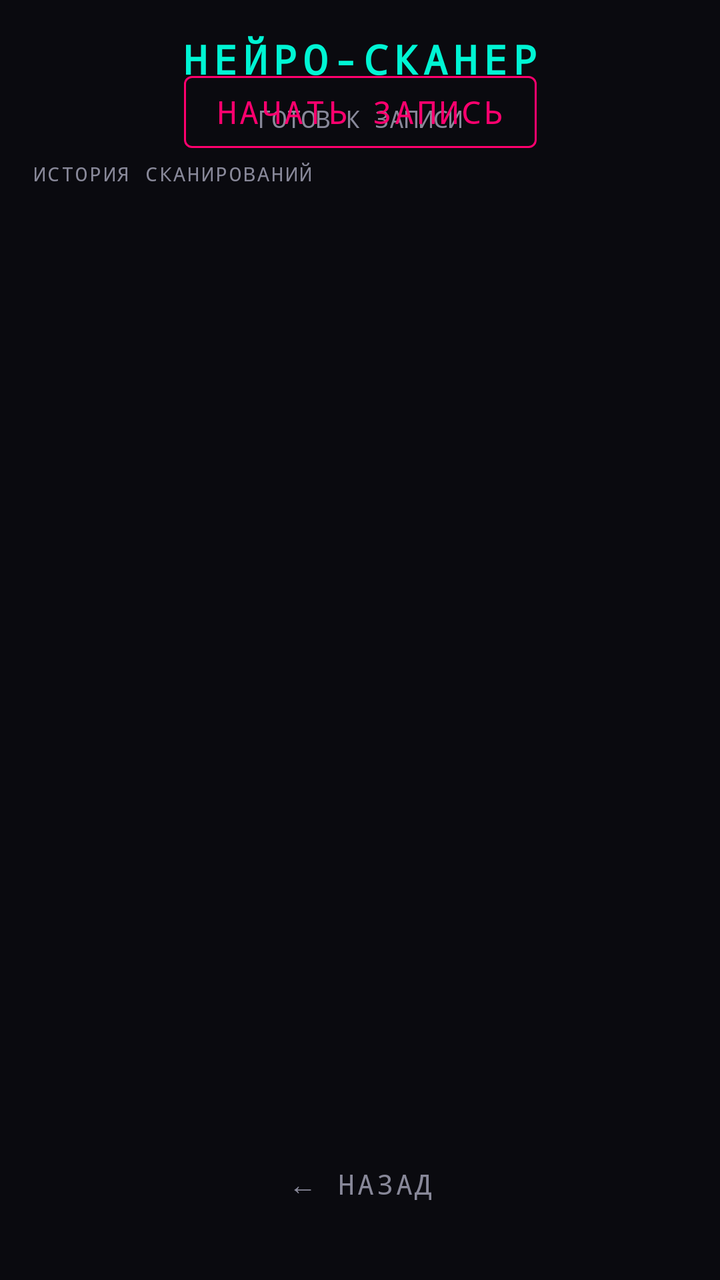
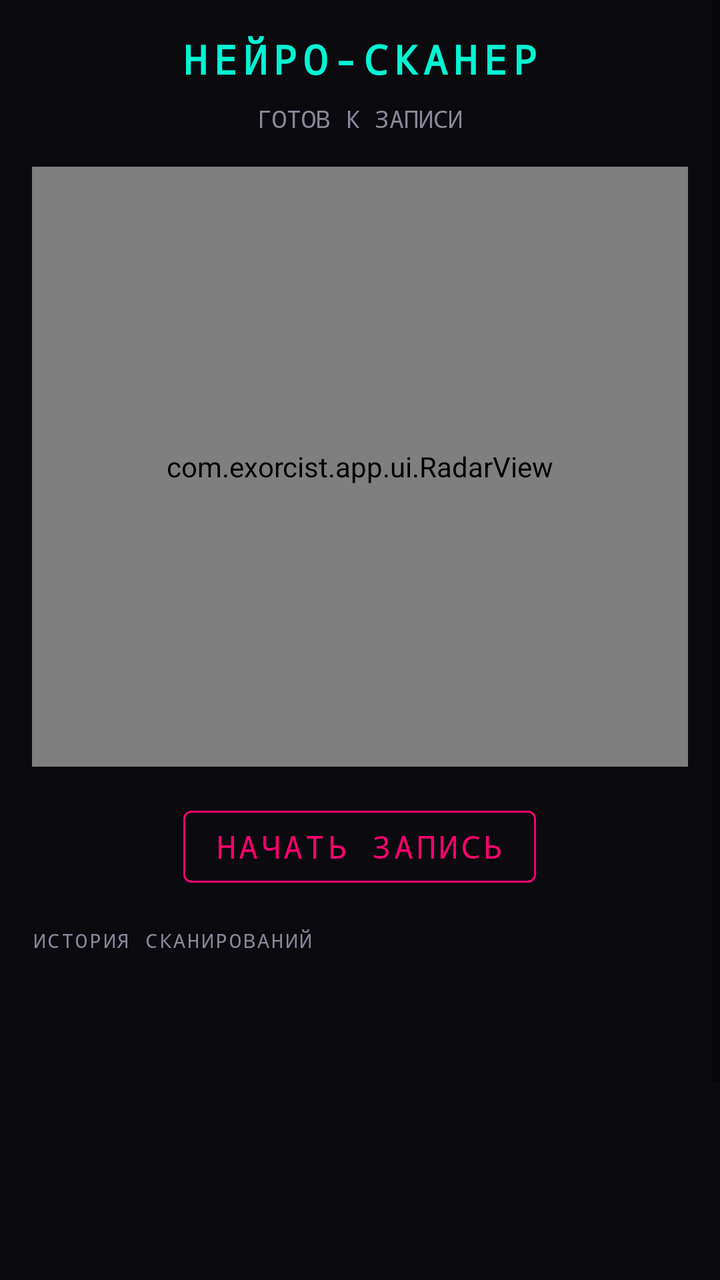

Screens rendered from an Android XML layout before and after an edit, with the pre-edit source and the edit as a unified diff.
<!-- AndroidManifest.xml: activity theme Theme.Exorcist -->
<!-- res/layout/activity_recorder.xml -->
<?xml version="1.0" encoding="utf-8"?>
<androidx.constraintlayout.widget.ConstraintLayout xmlns:android="http://schemas.android.com/apk/res/android"
    xmlns:app="http://schemas.android.com/apk/res-auto"
    android:layout_width="match_parent"
    android:layout_height="match_parent"
    android:background="@color/bg_dark"
    android:padding="16dp">

    <TextView
        android:id="@+id/tvTitle"
        android:layout_width="wrap_content"
        android:layout_height="wrap_content"
        android:text="НЕЙРО-СКАНЕР"
        android:textColor="@color/neon_cyan"
        android:textSize="20sp"
        android:textStyle="bold"
        android:fontFamily="monospace"
        android:letterSpacing="0.15"
        app:layout_constraintEnd_toEndOf="parent"
        app:layout_constraintStart_toStartOf="parent"
        app:layout_constraintTop_toTopOf="parent" />

    <TextView
        android:id="@+id/tvStatus"
        android:layout_width="wrap_content"
        android:layout_height="wrap_content"
        android:layout_marginTop="8dp"
        android:text="ГОТОВ К ЗАПИСИ"
        android:textColor="@color/text_dim"
        android:textSize="12sp"
        android:fontFamily="monospace"
        app:layout_constraintEnd_toEndOf="parent"
        app:layout_constraintStart_toStartOf="parent"
        app:layout_constraintTop_toBottomOf="@id/tvTitle" />

    
    <com.exorcist.app.ui.RadarView
        android:id="@+id/liveRadar"
        android:layout_width="0dp"
        android:layout_height="0dp"
        android:layout_marginTop="16dp"
        android:layout_marginBottom="16dp"
        android:background="#05050A"
        app:layout_constraintBottom_toTopOf="@id/btnRecord"
        app:layout_constraintEnd_toEndOf="parent"
        app:layout_constraintStart_toStartOf="parent"
        app:layout_constraintTop_toBottomOf="@id/tvStatus" />

    
    <com.google.android.material.button.MaterialButton
        android:id="@+id/btnRecord"
        style="@style/Widget.MaterialComponents.Button.OutlinedButton"
        android:layout_width="wrap_content"
        android:layout_height="wrap_content"
        android:text="НАЧАТЬ ЗАПИСЬ"
        android:textColor="@color/neon_pink"
        android:textSize="16sp"
        android:fontFamily="monospace"
        app:strokeColor="@color/neon_pink"
        app:layout_constraintBottom_toTopOf="@id/recyclerViewSessions"
        app:layout_constraintEnd_toEndOf="parent"
        app:layout_constraintStart_toStartOf="parent"
        android:layout_marginBottom="16dp" />

    
    <TextView
        android:id="@+id/tvSessionsTitle"
        android:layout_width="wrap_content"
        android:layout_height="wrap_content"
        android:text="ИСТОРИЯ СКАНИРОВАНИЙ"
        android:textColor="@color/text_dim"
        android:textSize="10sp"
        android:fontFamily="monospace"
        android:letterSpacing="0.1"
        app:layout_constraintStart_toStartOf="parent"
        app:layout_constraintTop_toBottomOf="@id/btnRecord" />

    <androidx.recyclerview.widget.RecyclerView
        android:id="@+id/recyclerViewSessions"
        android:layout_width="0dp"
        android:layout_height="0dp"
        android:layout_marginTop="8dp"
        app:layout_constraintBottom_toTopOf="@id/btnBack"
        app:layout_constraintEnd_toEndOf="parent"
        app:layout_constraintStart_toStartOf="parent"
        app:layout_constraintTop_toBottomOf="@id/tvSessionsTitle" />

    <com.google.android.material.button.MaterialButton
        android:id="@+id/btnBack"
        style="@style/Widget.MaterialComponents.Button.TextButton"
        android:layout_width="wrap_content"
        android:layout_height="wrap_content"
        android:layout_marginBottom="8dp"
        android:text="← НАЗАД"
        android:textColor="@color/text_dim"
        android:fontFamily="monospace"
        app:layout_constraintBottom_toBottomOf="parent"
        app:layout_constraintEnd_toEndOf="parent"
        app:layout_constraintStart_toStartOf="parent" />

</androidx.constraintlayout.widget.ConstraintLayout>
<!-- resources referenced by this layout -->
<resources>
  <color name="bg_dark">#0A0A0F</color>
  <color name="neon_cyan">#00F5D4</color>
  <color name="neon_pink">#FF006E</color>
  <color name="text_dim">#888899</color>
  <style name="Theme.Exorcist" parent="Theme.MaterialComponents.DayNight.NoActionBar">
          <item name="colorPrimary">@color/neon_cyan</item>
          <item name="colorPrimaryVariant">@color/neon_purple</item>
          <item name="colorOnPrimary">@color/bg_dark</item>
          <item name="android:statusBarColor">@color/bg_dark</item>
          <item name="android:navigationBarColor">@color/bg_dark</item>
          <item name="android:windowBackground">@color/bg_dark</item>
      </style>
  <color name="neon_purple">#9B5DE5</color>
</resources>

<!-- the commit's change to res/layout/activity_recorder.xml (unified diff, before → after) -->
@@ -1,101 +1,92 @@
 <?xml version="1.0" encoding="utf-8"?>
-<androidx.constraintlayout.widget.ConstraintLayout xmlns:android="http://schemas.android.com/apk/res/android"
-    xmlns:app="http://schemas.android.com/apk/res-auto"
+<ScrollView xmlns:android="http://schemas.android.com/apk/res/android"
     android:layout_width="match_parent"
     android:layout_height="match_parent"
     android:background="@color/bg_dark"
-    android:padding="16dp">
+    android:fillViewport="true">
 
-    <TextView
-        android:id="@+id/tvTitle"
-        android:layout_width="wrap_content"
+    <LinearLayout
+        android:layout_width="match_parent"
         android:layout_height="wrap_content"
-        android:text="НЕЙРО-СКАНЕР"
-        android:textColor="@color/neon_cyan"
-        android:textSize="20sp"
-        android:textStyle="bold"
-        android:fontFamily="monospace"
-        android:letterSpacing="0.15"
-        app:layout_constraintEnd_toEndOf="parent"
-        app:layout_constraintStart_toStartOf="parent"
-        app:layout_constraintTop_toTopOf="parent" />
+        android:orientation="vertical"
+        android:padding="16dp">
 
-    <TextView
-        android:id="@+id/tvStatus"
-        android:layout_width="wrap_content"
-        android:layout_height="wrap_content"
-        android:layout_marginTop="8dp"
-        android:text="ГОТОВ К ЗАПИСИ"
-        android:textColor="@color/text_dim"
-        android:textSize="12sp"
-        android:fontFamily="monospace"
-        app:layout_constraintEnd_toEndOf="parent"
-        app:layout_constraintStart_toStartOf="parent"
-        app:layout_constraintTop_toBottomOf="@id/tvTitle" />
+        <TextView
+            android:id="@+id/tvTitle"
+            android:layout_width="wrap_content"
+            android:layout_height="wrap_content"
+            android:layout_gravity="center_horizontal"
+            android:fontFamily="monospace"
+            android:letterSpacing="0.15"
+            android:text="НЕЙРО-СКАНЕР"
+            android:textColor="@color/neon_cyan"
+            android:textSize="20sp"
+            android:textStyle="bold" />
 
-    
-    <com.exorcist.app.ui.RadarView
-        android:id="@+id/liveRadar"
-        android:layout_width="0dp"
-        android:layout_height="0dp"
-        android:layout_marginTop="16dp"
-        android:layout_marginBottom="16dp"
-        android:background="#05050A"
-        app:layout_constraintBottom_toTopOf="@id/btnRecord"
-        app:layout_constraintEnd_toEndOf="parent"
-        app:layout_constraintStart_toStartOf="parent"
-        app:layout_constraintTop_toBottomOf="@id/tvStatus" />
+        <TextView
+            android:id="@+id/tvStatus"
+            android:layout_width="wrap_content"
+            android:layout_height="wrap_content"
+            android:layout_gravity="center_horizontal"
+            android:layout_marginTop="8dp"
+            android:layout_marginBottom="16dp"
+            android:fontFamily="monospace"
+            android:text="ГОТОВ К ЗАПИСИ"
+            android:textColor="@color/text_dim"
+            android:textSize="12sp" />
 
-    
-    <com.google.android.material.button.MaterialButton
-        android:id="@+id/btnRecord"
-        style="@style/Widget.MaterialComponents.Button.OutlinedButton"
-        android:layout_width="wrap_content"
-        android:layout_height="wrap_content"
-        android:text="НАЧАТЬ ЗАПИСЬ"
-        android:textColor="@color/neon_pink"
-        android:textSize="16sp"
-        android:fontFamily="monospace"
-        app:strokeColor="@color/neon_pink"
-        app:layout_constraintBottom_toTopOf="@id/recyclerViewSessions"
-        app:layout_constraintEnd_toEndOf="parent"
-        app:layout_constraintStart_toStartOf="parent"
-        android:layout_marginBottom="16dp" />
+        
+        <com.exorcist.app.ui.RadarView
+            android:id="@+id/liveRadar"
+            android:layout_width="match_parent"
+            android:layout_height="300dp"
+            android:layout_marginBottom="16dp"
+            android:background="#05050A" />
 
-    
-    <TextView
-        android:id="@+id/tvSessionsTitle"
-        android:layout_width="wrap_content"
-        android:layout_height="wrap_content"
-        android:text="ИСТОРИЯ СКАНИРОВАНИЙ"
-        android:textColor="@color/text_dim"
-        android:textSize="10sp"
-        android:fontFamily="monospace"
-        android:letterSpacing="0.1"
-        app:layout_constraintStart_toStartOf="parent"
-        app:layout_constraintTop_toBottomOf="@id/btnRecord" />
+        
+        <com.google.android.material.button.MaterialButton
+            android:id="@+id/btnRecord"
+            style="@style/Widget.MaterialComponents.Button.OutlinedButton"
+            android:layout_width="wrap_content"
+            android:layout_height="wrap_content"
+            android:layout_gravity="center_horizontal"
+            android:layout_marginBottom="16dp"
+            android:fontFamily="monospace"
+            android:text="НАЧАТЬ ЗАПИСЬ"
+            android:textAllCaps="true"
+            android:textColor="@color/neon_pink"
+            android:textSize="16sp"
+            xmlns:app="http://schemas.android.com/apk/res-auto"
+            app:strokeColor="@color/neon_pink" />
 
-    <androidx.recyclerview.widget.RecyclerView
-        android:id="@+id/recyclerViewSessions"
-        android:layout_width="0dp"
-        android:layout_height="0dp"
-        android:layout_marginTop="8dp"
-        app:layout_constraintBottom_toTopOf="@id/btnBack"
-        app:layout_constraintEnd_toEndOf="parent"
-        app:layout_constraintStart_toStartOf="parent"
-        app:layout_constraintTop_toBottomOf="@id/tvSessionsTitle" />
+        <TextView
+            android:id="@+id/tvSessionsTitle"
+            android:layout_width="wrap_content"
+            android:layout_height="wrap_content"
+            android:fontFamily="monospace"
+            android:letterSpacing="0.1"
+            android:text="ИСТОРИЯ СКАНИРОВАНИЙ"
+            android:textColor="@color/text_dim"
+            android:textSize="10sp" />
 
-    <com.google.android.material.button.MaterialButton
-        android:id="@+id/btnBack"
-        style="@style/Widget.MaterialComponents.Button.TextButton"
-        android:layout_width="wrap_content"
-        android:layout_height="wrap_content"
-        android:layout_marginBottom="8dp"
-        android:text="← НАЗАД"
-        android:textColor="@color/text_dim"
-        android:fontFamily="monospace"
-        app:layout_constraintBottom_toBottomOf="parent"
-        app:layout_constraintEnd_toEndOf="parent"
-        app:layout_constraintStart_toStartOf="parent" />
+        
+        <androidx.recyclerview.widget.RecyclerView
+            android:id="@+id/recyclerViewSessions"
+            android:layout_width="match_parent"
+            android:layout_height="200dp"
+            android:layout_marginTop="8dp"
+            android:layout_marginBottom="8dp" />
 
-</androidx.constraintlayout.widget.ConstraintLayout>
+        <com.google.android.material.button.MaterialButton
+            android:id="@+id/btnBack"
+            style="@style/Widget.MaterialComponents.Button.TextButton"
+            android:layout_width="wrap_content"
+            android:layout_height="wrap_content"
+            android:layout_gravity="center_horizontal"
+            android:fontFamily="monospace"
+            android:text="← НАЗАД"
+            android:textColor="@color/text_dim" />
+
+    </LinearLayout>
+
+</ScrollView>
